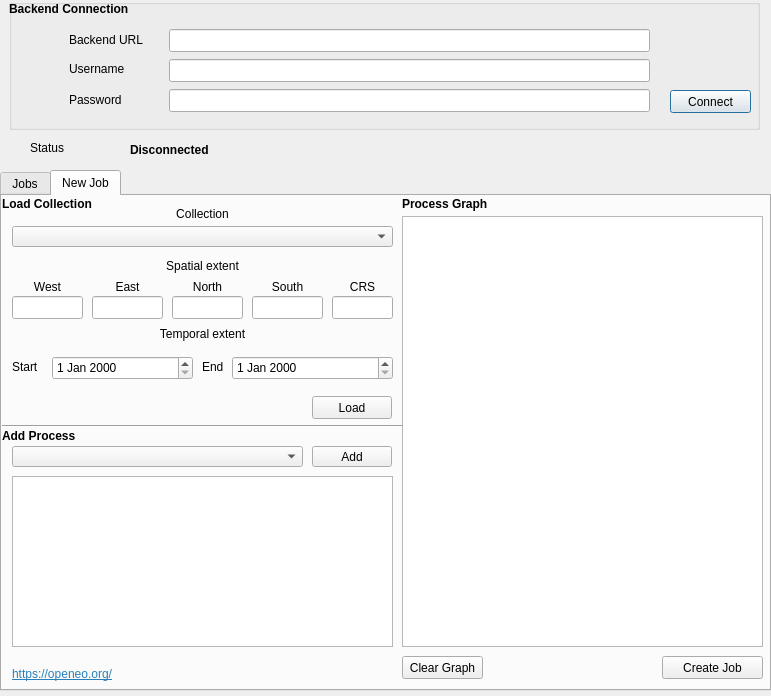
This is openeo_connector_dialog_base.ui in Open-EO/openeo-qgis-plugin as Qt 5 draws it before an edit. The edited form follows.
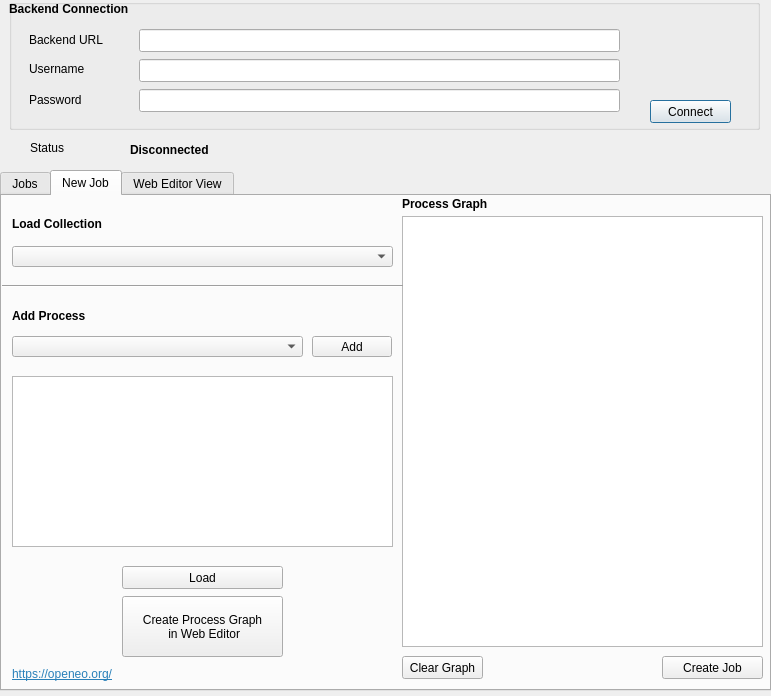
This is the edited form. The open tabs and pages were chosen to show the change. Icons and pictures are not drawn.

Commit message: Change of GUI, incorporating Web Editor

What changed in the file:
```diff
--- a/openeo_connector_dialog_base.ui
+++ b/openeo_connector_dialog_base.ui
@@ -28,8 +28,8 @@
   <widget class="QPushButton" name="connectButton">
    <property name="geometry">
     <rect>
-     <x>670</x>
-     <y>90</y>
+     <x>650</x>
+     <y>100</y>
      <width>81</width>
      <height>23</height>
     </rect>
@@ -53,7 +53,7 @@
    <widget class="QLabel" name="label">
     <property name="geometry">
      <rect>
-      <x>60</x>
+      <x>20</x>
       <y>30</y>
       <width>91</width>
       <height>21</height>
@@ -66,7 +66,7 @@
    <widget class="QLineEdit" name="backendEdit">
     <property name="geometry">
      <rect>
-      <x>160</x>
+      <x>130</x>
       <y>30</y>
       <width>481</width>
       <height>23</height>
@@ -76,7 +76,7 @@
    <widget class="QLabel" name="label_2">
     <property name="geometry">
      <rect>
-      <x>60</x>
+      <x>20</x>
       <y>60</y>
       <width>91</width>
       <height>20</height>
@@ -89,7 +89,7 @@
    <widget class="QLineEdit" name="usernameEdit">
     <property name="geometry">
      <rect>
-      <x>160</x>
+      <x>130</x>
       <y>60</y>
       <width>481</width>
       <height>23</height>
@@ -99,7 +99,7 @@
    <widget class="QLabel" name="label_3">
     <property name="geometry">
      <rect>
-      <x>60</x>
+      <x>20</x>
       <y>90</y>
       <width>91</width>
       <height>21</height>
@@ -112,7 +112,7 @@
    <widget class="QLineEdit" name="passwordEdit">
     <property name="geometry">
      <rect>
-      <x>160</x>
+      <x>130</x>
       <y>90</y>
       <width>481</width>
       <height>23</height>
@@ -143,8 +143,8 @@
    <widget class="QLabel" name="label_20">
     <property name="geometry">
      <rect>
-      <x>650</x>
-      <y>20</y>
+      <x>630</x>
+      <y>30</y>
       <width>101</width>
       <height>61</height>
      </rect>
@@ -234,7 +234,7 @@
      <property name="geometry">
       <rect>
        <x>10</x>
-       <y>30</y>
+       <y>50</y>
        <width>381</width>
        <height>21</height>
       </rect>
@@ -244,7 +244,7 @@
      <property name="geometry">
       <rect>
        <x>10</x>
-       <y>250</y>
+       <y>140</y>
        <width>291</width>
        <height>21</height>
       </rect>
@@ -254,7 +254,7 @@
      <property name="geometry">
       <rect>
        <x>310</x>
-       <y>250</y>
+       <y>140</y>
        <width>80</width>
        <height>21</height>
       </rect>
@@ -267,7 +267,7 @@
      <property name="geometry">
       <rect>
        <x>10</x>
-       <y>280</y>
+       <y>180</y>
        <width>381</width>
        <height>171</height>
       </rect>
@@ -276,8 +276,8 @@
     <widget class="QLabel" name="label_6">
      <property name="geometry">
       <rect>
-       <x>0</x>
-       <y>0</y>
+       <x>10</x>
+       <y>20</y>
        <width>131</width>
        <height>16</height>
       </rect>
@@ -289,8 +289,8 @@
     <widget class="QLabel" name="label_7">
      <property name="geometry">
       <rect>
-       <x>0</x>
-       <y>230</y>
+       <x>10</x>
+       <y>110</y>
        <width>101</width>
        <height>20</height>
       </rect>
@@ -338,123 +338,11 @@
       <string>&lt;html&gt;&lt;head/&gt;&lt;body&gt;&lt;p&gt;&lt;span style=&quot; font-weight:600;&quot;&gt;Process Graph&lt;/span&gt;&lt;/p&gt;&lt;/body&gt;&lt;/html&gt;</string>
      </property>
     </widget>
-    <widget class="QLabel" name="label_8">
-     <property name="geometry">
-      <rect>
-       <x>0</x>
-       <y>10</y>
-       <width>401</width>
-       <height>16</height>
-      </rect>
-     </property>
-     <property name="text">
-      <string>&lt;html&gt;&lt;head/&gt;&lt;body&gt;&lt;p&gt;Collection&lt;/p&gt;&lt;/body&gt;&lt;/html&gt;</string>
-     </property>
-     <property name="alignment">
-      <set>Qt::AlignCenter</set>
-     </property>
-    </widget>
-    <widget class="QLabel" name="label_9">
-     <property name="geometry">
-      <rect>
-       <x>0</x>
-       <y>60</y>
-       <width>401</width>
-       <height>20</height>
-      </rect>
-     </property>
-     <property name="text">
-      <string>&lt;html&gt;&lt;head/&gt;&lt;body&gt;&lt;p&gt;Spatial extent&lt;/p&gt;&lt;/body&gt;&lt;/html&gt;</string>
-     </property>
-     <property name="alignment">
-      <set>Qt::AlignCenter</set>
-     </property>
-    </widget>
-    <widget class="QLabel" name="label_10">
-     <property name="geometry">
-      <rect>
-       <x>0</x>
-       <y>130</y>
-       <width>401</width>
-       <height>16</height>
-      </rect>
-     </property>
-     <property name="text">
-      <string>&lt;html&gt;&lt;head/&gt;&lt;body&gt;&lt;p&gt;Temporal extent&lt;/p&gt;&lt;/body&gt;&lt;/html&gt;</string>
-     </property>
-     <property name="alignment">
-      <set>Qt::AlignCenter</set>
-     </property>
-    </widget>
-    <widget class="QLabel" name="label_11">
-     <property name="geometry">
-      <rect>
-       <x>10</x>
-       <y>80</y>
-       <width>71</width>
-       <height>21</height>
-      </rect>
-     </property>
-     <property name="text">
-      <string>West</string>
-     </property>
-     <property name="alignment">
-      <set>Qt::AlignCenter</set>
-     </property>
-    </widget>
-    <widget class="QLabel" name="label_12">
-     <property name="geometry">
-      <rect>
-       <x>90</x>
-       <y>80</y>
-       <width>71</width>
-       <height>21</height>
-      </rect>
-     </property>
-     <property name="text">
-      <string>East</string>
-     </property>
-     <property name="alignment">
-      <set>Qt::AlignCenter</set>
-     </property>
-    </widget>
-    <widget class="QLabel" name="label_13">
-     <property name="geometry">
-      <rect>
-       <x>170</x>
-       <y>80</y>
-       <width>71</width>
-       <height>21</height>
-      </rect>
-     </property>
-     <property name="text">
-      <string>North</string>
-     </property>
-     <property name="alignment">
-      <set>Qt::AlignCenter</set>
-     </property>
-    </widget>
-    <widget class="QLabel" name="label_14">
-     <property name="geometry">
-      <rect>
-       <x>250</x>
-       <y>80</y>
-       <width>71</width>
-       <height>21</height>
-      </rect>
-     </property>
-     <property name="text">
-      <string>South</string>
-     </property>
-     <property name="alignment">
-      <set>Qt::AlignCenter</set>
-     </property>
-    </widget>
     <widget class="Line" name="line">
      <property name="geometry">
       <rect>
        <x>0</x>
-       <y>220</y>
+       <y>80</y>
        <width>401</width>
        <height>20</height>
       </rect>
@@ -463,74 +351,12 @@
       <enum>Qt::Horizontal</enum>
      </property>
     </widget>
-    <widget class="QDateEdit" name="startDateEdit">
-     <property name="geometry">
-      <rect>
-       <x>50</x>
-       <y>160</y>
-       <width>141</width>
-       <height>24</height>
-      </rect>
-     </property>
-    </widget>
-    <widget class="QDateEdit" name="endDateEdit">
-     <property name="geometry">
-      <rect>
-       <x>230</x>
-       <y>160</y>
-       <width>161</width>
-       <height>24</height>
-      </rect>
-     </property>
-    </widget>
-    <widget class="QLabel" name="label_15">
-     <property name="geometry">
-      <rect>
-       <x>330</x>
-       <y>80</y>
-       <width>61</width>
-       <height>21</height>
-      </rect>
-     </property>
-     <property name="text">
-      <string>CRS</string>
-     </property>
-     <property name="alignment">
-      <set>Qt::AlignCenter</set>
-     </property>
-    </widget>
-    <widget class="QLabel" name="label_16">
-     <property name="geometry">
-      <rect>
-       <x>10</x>
-       <y>160</y>
-       <width>41</width>
-       <height>21</height>
-      </rect>
-     </property>
-     <property name="text">
-      <string>Start</string>
-     </property>
-    </widget>
-    <widget class="QLabel" name="label_17">
-     <property name="geometry">
-      <rect>
-       <x>200</x>
-       <y>160</y>
-       <width>41</width>
-       <height>21</height>
-      </rect>
-     </property>
-     <property name="text">
-      <string>End</string>
-     </property>
-    </widget>
     <widget class="QPushButton" name="loadButton">
      <property name="geometry">
       <rect>
-       <x>310</x>
-       <y>200</y>
-       <width>80</width>
+       <x>120</x>
+       <y>370</y>
+       <width>161</width>
        <height>23</height>
       </rect>
      </property>
@@ -538,56 +364,6 @@
       <string>Load</string>
      </property>
     </widget>
-    <widget class="QLineEdit" name="westEdit">
-     <property name="geometry">
-      <rect>
-       <x>10</x>
-       <y>100</y>
-       <width>71</width>
-       <height>23</height>
-      </rect>
-     </property>
-    </widget>
-    <widget class="QLineEdit" name="eastEdit">
-     <property name="geometry">
-      <rect>
-       <x>90</x>
-       <y>100</y>
-       <width>71</width>
-       <height>23</height>
-      </rect>
-     </property>
-    </widget>
-    <widget class="QLineEdit" name="northEdit">
-     <property name="geometry">
-      <rect>
-       <x>170</x>
-       <y>100</y>
-       <width>71</width>
-       <height>23</height>
-      </rect>
-     </property>
-    </widget>
-    <widget class="QLineEdit" name="southEdit">
-     <property name="geometry">
-      <rect>
-       <x>250</x>
-       <y>100</y>
-       <width>71</width>
-       <height>23</height>
-      </rect>
-     </property>
-    </widget>
-    <widget class="QLineEdit" name="crsEdit">
-     <property name="geometry">
-      <rect>
-       <x>330</x>
-       <y>100</y>
-       <width>61</width>
-       <height>23</height>
-      </rect>
-     </property>
-    </widget>
     <widget class="QLabel" name="label_21">
      <property name="geometry">
       <rect>
@@ -601,6 +377,25 @@
       <string>&lt;html&gt;&lt;head/&gt;&lt;body&gt;&lt;p&gt;&lt;a href=&quot;https://openeo.org/&quot;&gt;&lt;span style=&quot; text-decoration: underline; color:#2980b9;&quot;&gt;https://openeo.org/&lt;/span&gt;&lt;/a&gt;&lt;/p&gt;&lt;/body&gt;&lt;/html&gt;</string>
      </property>
     </widget>
+    <widget class="QPushButton" name="moveButton">
+     <property name="geometry">
+      <rect>
+       <x>120</x>
+       <y>400</y>
+       <width>161</width>
+       <height>61</height>
+      </rect>
+     </property>
+     <property name="text">
+      <string>Create Process Graph 
+ in Web Editor</string>
+     </property>
+    </widget>
+   </widget>
+   <widget class="QWidget" name="tab_2">
+    <attribute name="title">
+     <string>Web Editor View</string>
+    </attribute>
    </widget>
   </widget>
   <widget class="QLabel" name="statusLabel">
```
Left out of the diff: 2 changed lines with no effect on the pictures. The commit also changes 4 other files.
